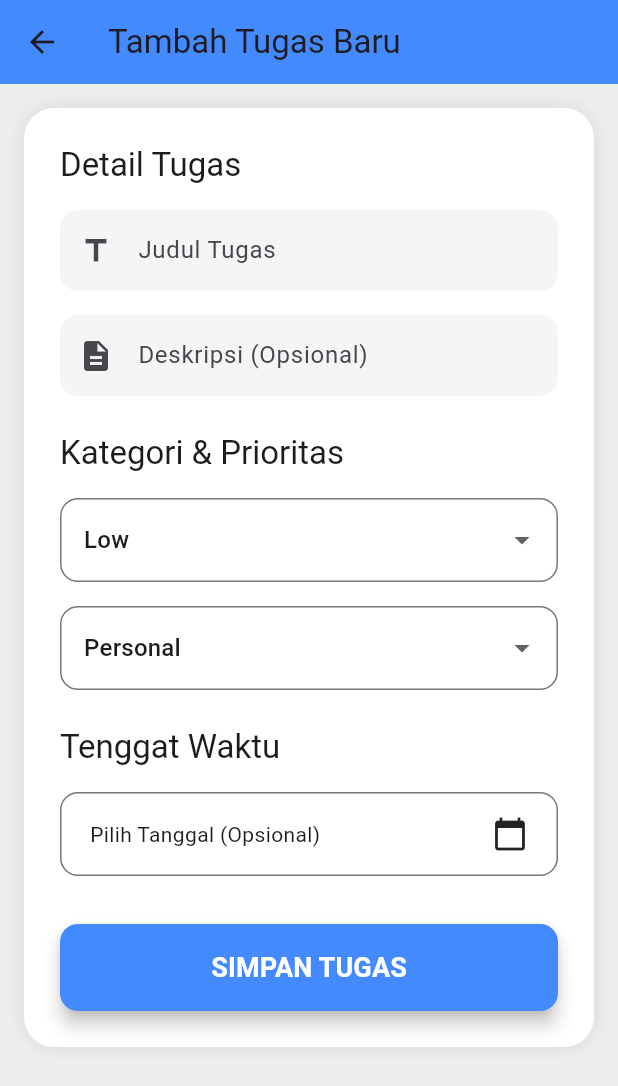
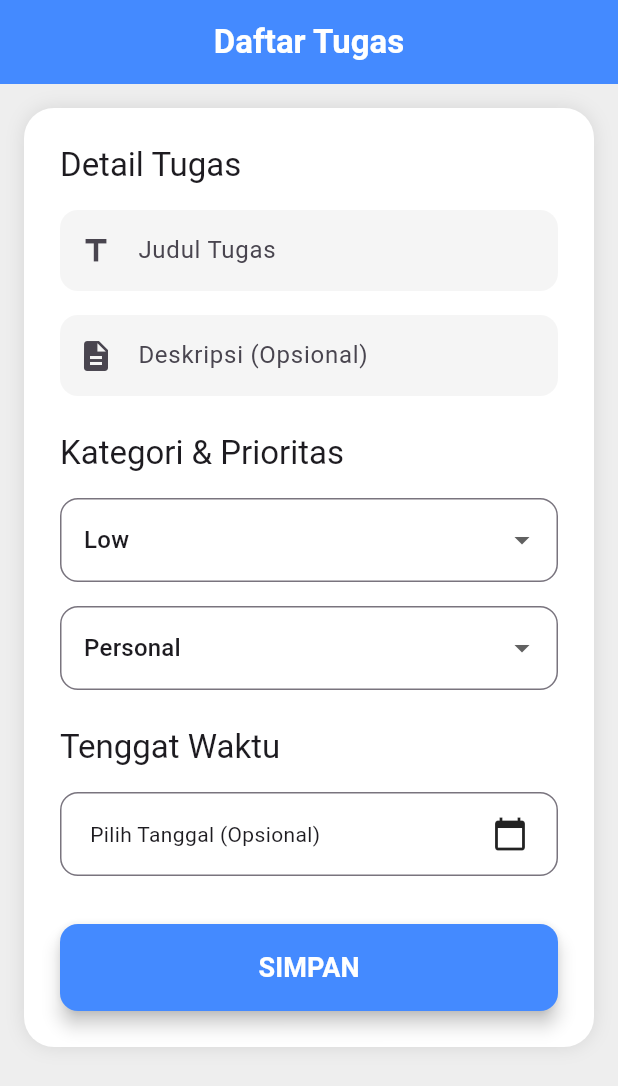
Before and after one commit to RakhaNoor01/todo-flutter-32, a Flutter app: the AddTodoPage screen opened by its route, on a phone screen of 412 x 824 dp. Shown: the top 1086 px of the screen. Run offline on Flutter 3.47's test engine with Material 3 defaults, Android fonts, the phone set to English and light mode, and no system bars; our stand-ins replace get.

```diff
--- a/lib/bindings/dashboard_binding.dart
+++ b/lib/bindings/dashboard_binding.dart
@@ -1,14 +1,15 @@
 // lib/bindings/dashboard_binding.dart
+
 import 'package:get/get.dart';
 import '../controllers/dashboard_controller.dart';
 import '../controllers/home_controller.dart';
+import '../controllers/history_controller.dart';
 
 class DashboardBinding extends Bindings {
   @override
   void dependencies() {
     Get.lazyPut<DashboardController>(() => DashboardController());
-
-    // Daftarkan juga HomeController di sini agar bisa digunakan oleh HomePage
     Get.lazyPut<HomeController>(() => HomeController());
+    Get.lazyPut<HistoryController>(() => HistoryController());
   }
 }
--- a/lib/controllers/home_controller.dart
+++ b/lib/controllers/home_controller.dart
@@ -1,5 +1,4 @@
 // lib/controllers/home_controller.dart
-import 'dart:ui';
 
 import 'package:get/get.dart';
 import '../models/todo_model.dart';
@@ -62,7 +61,7 @@ class HomeController extends GetxController {
       DeleteBtn(
         todo: todo,
         onConfirmDelete: () {
-          // Logika penghapusan tetap di sini, di dalam controller
+          // Logika delete
           if (todo.isDone.value) {
             completedTodos.remove(todo);
           } else {
--- a/lib/pages/add_todo_page.dart
+++ b/lib/pages/add_todo_page.dart
@@ -14,8 +14,14 @@ class AddTodoPage extends GetView<AddTodoController> {
     return Scaffold(
       backgroundColor: Colors.grey[200],
       appBar: AppBar(
-        title: Text('Tambah Tugas Baru'),
+        title: Text(
+          'Daftar Tugas',
+          style: TextStyle(fontWeight: FontWeight.bold, color: Colors.white),
+        ),
         backgroundColor: Colors.blueAccent,
+        centerTitle: true,
+        elevation: 0,
+        automaticallyImplyLeading: false,
       ),
       body: SingleChildScrollView(
         padding: EdgeInsets.all(16),
@@ -79,7 +85,7 @@ class AddTodoPage extends GetView<AddTodoController> {
                     ),
                   )),
               SizedBox(height: 32),
-              PrimaryButton(text: 'SIMPAN TUGAS', onPressed: () => controller.addTodo()),
+              PrimaryButton(text: 'SIMPAN', onPressed: () => controller.addTodo()),
             ],
           ),
         ),
--- a/lib/pages/edit_todo_page.dart
+++ b/lib/pages/edit_todo_page.dart
@@ -14,8 +14,14 @@ class EditTodoPage extends GetView<EditTodoController> {
     return Scaffold(
       backgroundColor: Colors.grey[200],
       appBar: AppBar(
-        title: Text('Edit Tugas'),
+        title: Text(
+          'Daftar Tugas',
+          style: TextStyle(fontWeight: FontWeight.bold, color: Colors.white),
+        ),
         backgroundColor: Colors.blueAccent,
+        centerTitle: true,
+        elevation: 0,
+        automaticallyImplyLeading: false,
       ),
       body: SingleChildScrollView(
         padding: EdgeInsets.all(16),
--- a/lib/pages/login_page.dart
+++ b/lib/pages/login_page.dart
@@ -70,7 +70,6 @@ class LoginPage extends GetView<LoginController> {
 
                 // Pesan Status
                 Obx(() {
-                  // sedikit padding agar tidak terlalu mepet
                   return Padding(
                     padding: const EdgeInsets.only(top: 8.0),
                     child: Text(
```
Also changed, not shown: lib/bindings/history_binding.dart (added, +11 -0 lines), lib/controllers/history_controller.dart (added, +34 -0 lines), lib/pages/history_page.dart (+7 -10 lines).
